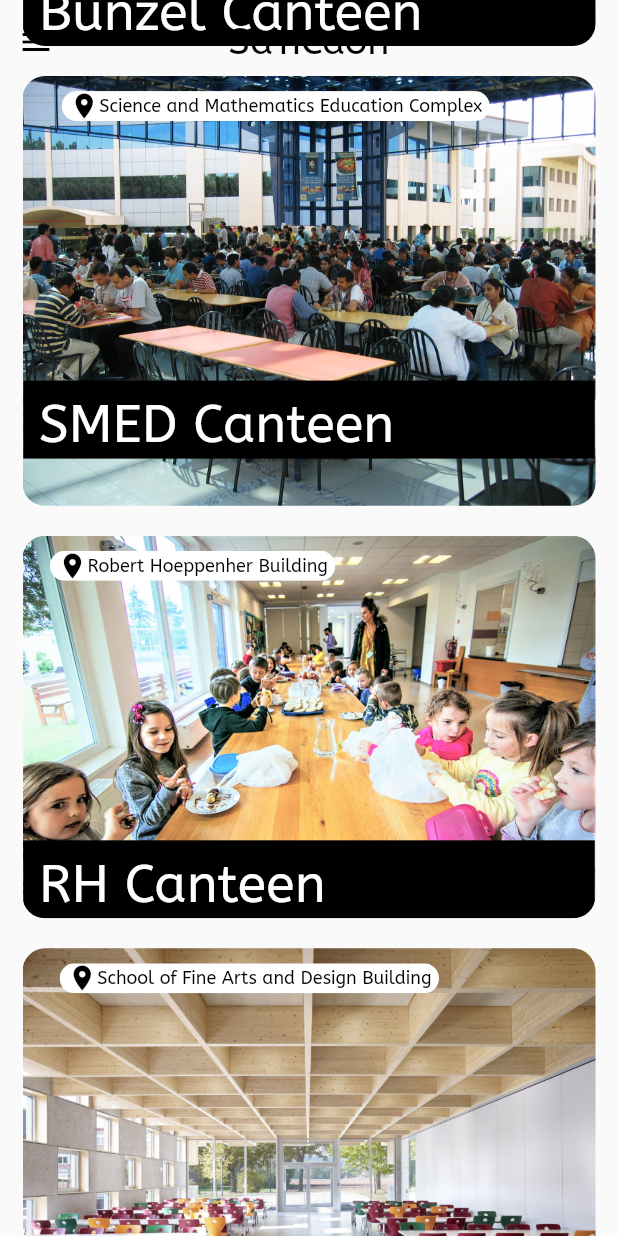
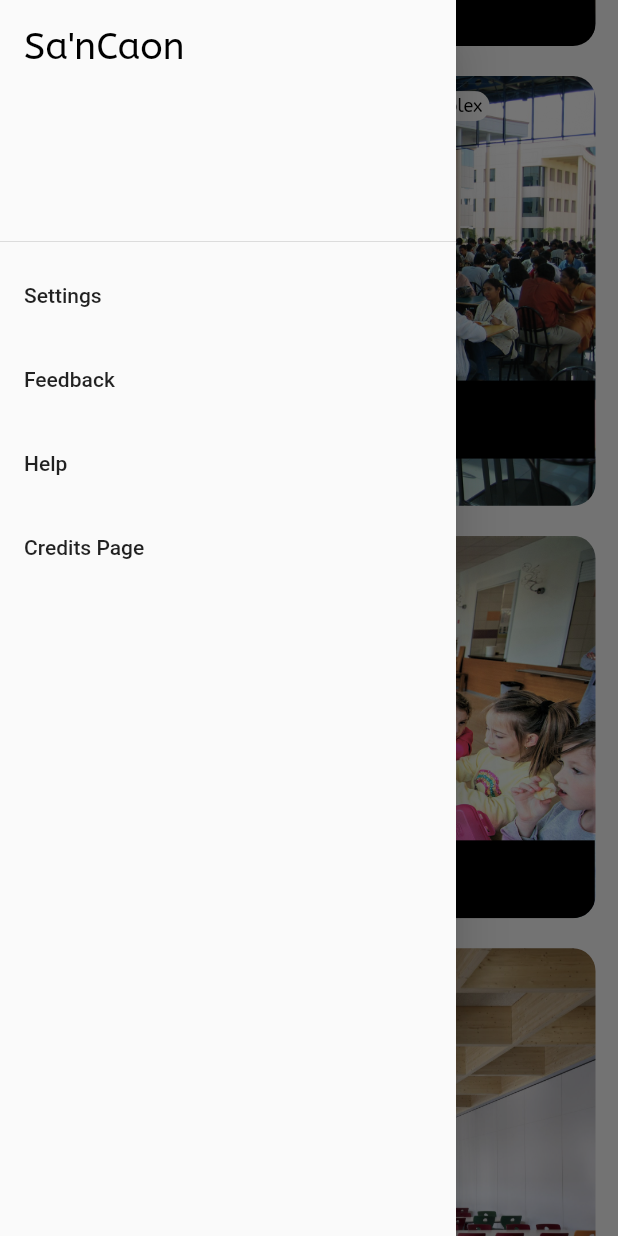
Before and after one commit to cruzhansm/sancaon, a Flutter app: the screen it shows after launch, scrolled down 576 dp, after a tap on the "menu" icon, on a phone screen of 412 x 824 dp. Run offline on Flutter 3.47's test engine with Material 2 defaults, Android fonts, the phone set to English and light mode, and no system bars.

Commit message:
small change, just made the sidemenu openable.

```diff
--- a/lib/predef_widget.dart
+++ b/lib/predef_widget.dart
@@ -7,10 +7,46 @@ class MainWidget extends StatefulWidget {
 }
 
 class _MainWidgetState extends State<MainWidget> {
+  GlobalKey<ScaffoldState> _scaffoldKey = new GlobalKey(); //Uayan (U): key for drawer opening purposes
+
   @override
   Widget build(BuildContext context) {
     return Scaffold(
       extendBodyBehindAppBar: true, // comment if you want transparent appBar!
+      key: _scaffoldKey,            //(U): the new key
+      drawer: Drawer(                   //(U): Made a drawer
+        child: ListView(
+          padding: EdgeInsets.zero,
+          children: <Widget>[
+            DrawerHeader(
+              child: Text(
+                "Sa'nCaon",
+              style: TextStyle(
+                fontFamily: "ABeeZee",
+                fontSize: 25.0,
+                color: Colors.black
+                ),
+              ),
+            ),
+            ListTile(
+              title: Text('Settings'),
+              onTap: () => print("Open Settings"),
+            ),
+            ListTile(
+              title: Text('Feedback'),
+              onTap: () => print("Open Feedback"),
+            ),
+            ListTile(
+              title: Text('Help'),
+              onTap: () => print("Open Help"),
+            ),
+            ListTile(
+              title: Text('Credits Page'),
+              onTap: () => print("Open Credits Page"),
+            ),
+          ],
+        ),
+      ),
       appBar: new AppBar(
         elevation: 0.0,
         title: Text(
@@ -32,7 +68,9 @@ class _MainWidgetState extends State<MainWidget> {
                   Icons.menu,
                   color: Colors.black,
                 ),
-                onPressed: () => print("Menu was pressed"),
+                onPressed: () {
+                  _scaffoldKey.currentState.openDrawer(); //(U) made the 3 line icon open a drawer. Uses the global key
+                },
               ),
             )
           ],
```
